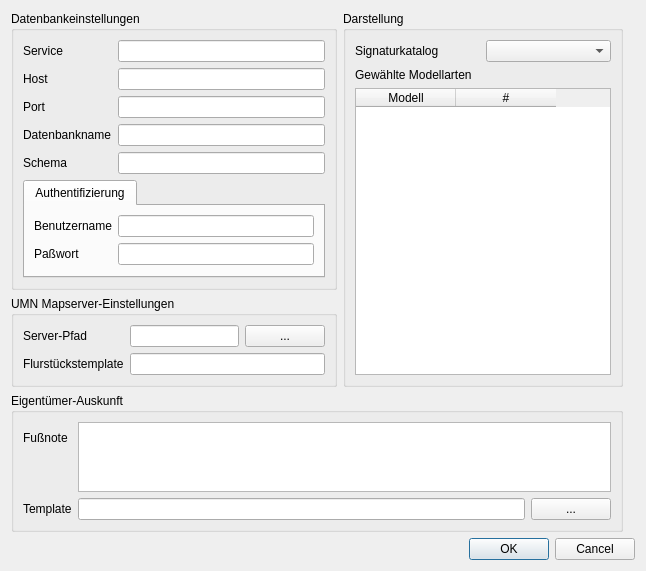
Old version of the form conf.ui in the repository norBIT/alkisplugin.
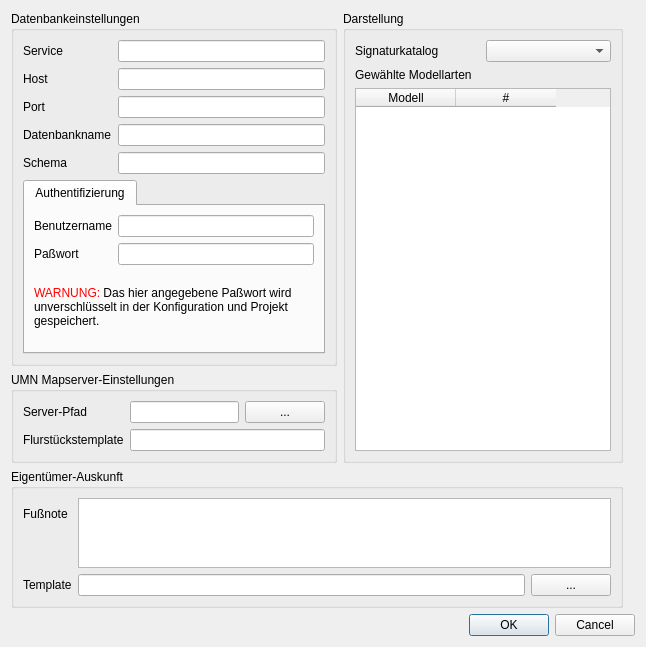
New version of the form.

Commit message: Paßwortwarnung in Konfiguration ergänzt (fixes #46)

The edit to the form file:
```diff
--- a/conf.ui
+++ b/conf.ui
@@ -137,6 +137,22 @@
             </property>
            </widget>
           </item>
+          <item row="2" column="0" colspan="2">
+           <widget class="QLabel" name="label_12">
+            <property name="sizePolicy">
+             <sizepolicy hsizetype="MinimumExpanding" vsizetype="MinimumExpanding">
+              <horstretch>0</horstretch>
+              <verstretch>0</verstretch>
+             </sizepolicy>
+            </property>
+            <property name="text">
+             <string>&lt;html&gt;&lt;head/&gt;&lt;body&gt;&lt;p&gt;&lt;span style=&quot; color:#ff0000;&quot;&gt;WARNUNG:&lt;/span&gt; Das hier angegebene Paßwort wird unverschlüsselt in der Konfiguration und Projekt gespeichert.&lt;/p&gt;&lt;/body&gt;&lt;/html&gt;</string>
+            </property>
+            <property name="wordWrap">
+             <bool>true</bool>
+            </property>
+           </widget>
+          </item>
          </layout>
         </widget>
        </widget>
```
The commit also changes 1 other file.
